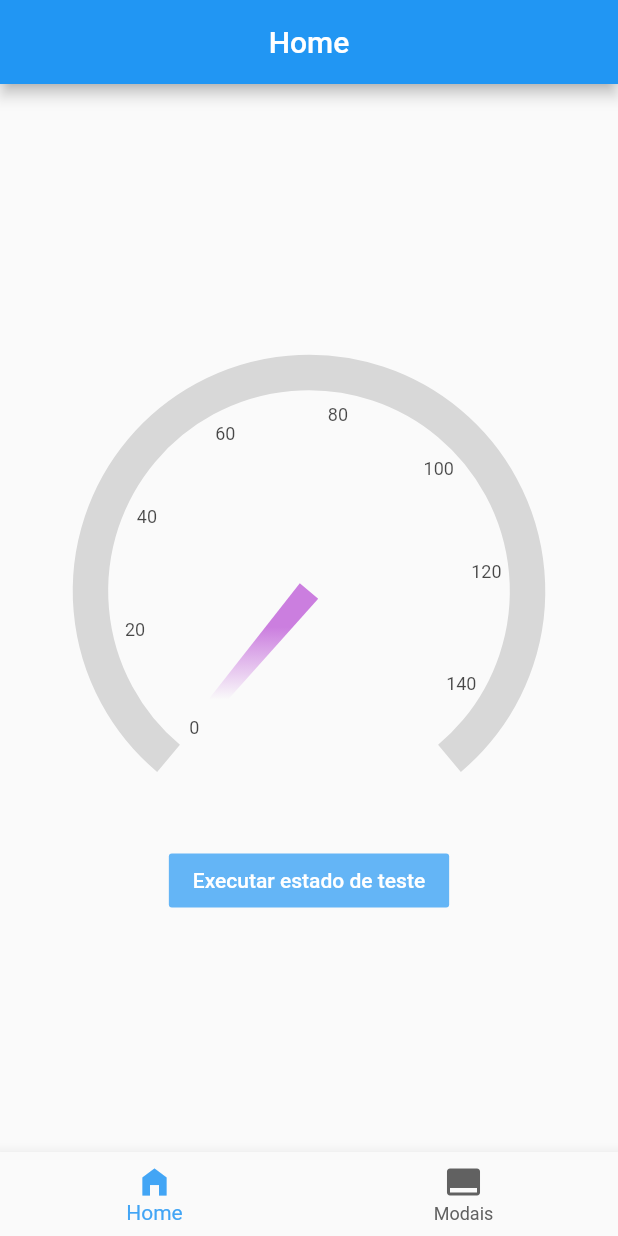
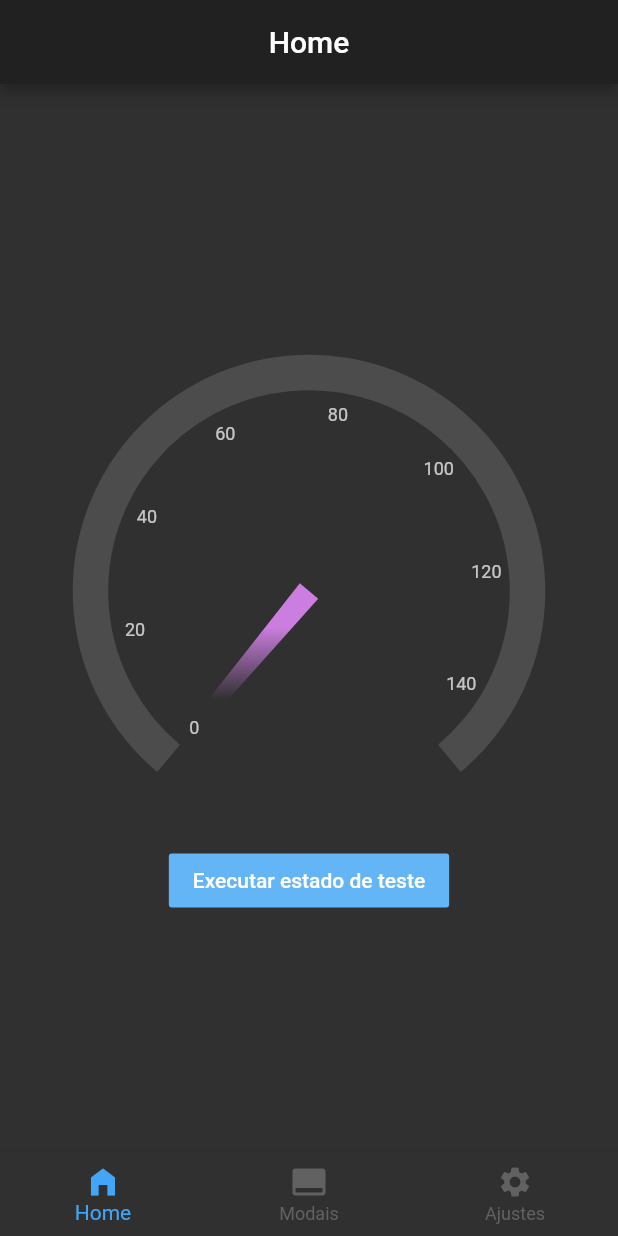
Before and after one commit to JonatasDantas/flutter-speedtest, a Flutter app: the screen it shows after launch, on a phone screen of 412 x 824 dp. Run offline on Flutter 3.47's test engine with Material 2 defaults, Android fonts, the light colour scheme and no system bars; drawn by our look-alikes of syncfusion_flutter_gauges; our stand-ins replace flutter_bloc.

Commit message:
Using dark theme based on state

```diff
--- a/lib/main.dart
+++ b/lib/main.dart
@@ -1,7 +1,7 @@
 import 'package:flutter/material.dart';
 import 'package:flutter_bloc/flutter_bloc.dart';
 import 'package:flutter_speedtest_poc/models/speedtest.dart';
-import 'package:flutter_speedtest_poc/pages/lifecycle_manager.dart';
+import 'package:flutter_speedtest_poc/models/theme.dart';
 import 'package:flutter_speedtest_poc/pages/tabs.dart';
 
 void main() {
@@ -11,14 +11,27 @@ void main() {
 class SpeedTestApp extends StatelessWidget {
   @override
   Widget build(BuildContext context) {
-    return BlocProvider(
-      create: (context) => SpeedTestCubit(),
-      child: LifeCycleManager(
-        child: MaterialApp(
-          theme: ThemeData.light(),
+    return MultiBlocProvider(
+      providers: [
+        BlocProvider(
+          create: (context) => SpeedTestCubit(),
+        ),
+        BlocProvider(
+          create: (context) => ThemeCubit(),
+        ),
+      ],
+      child: buildMaterialApp(),
+    );
+  }
+
+  BlocBuilder<ThemeCubit, ThemeData> buildMaterialApp() {
+    return BlocBuilder<ThemeCubit, ThemeData>(
+      builder: (context, state) {
+        return MaterialApp(
+          theme: state,
           home: TabsPage(),
-        ),
-      ),
+        );
+      },
     );
   }
 }
--- /dev/null
+++ b/lib/models/theme.dart
@@ -0,0 +1,11 @@
+import 'package:flutter/material.dart';
+import 'package:flutter_bloc/flutter_bloc.dart';
+
+class ThemeCubit extends Cubit<ThemeData> {
+  ThemeCubit() : super(ThemeData.dark());
+
+  void setLightTheme() => emit(ThemeData.light());
+  void setDarkTheme() => emit(ThemeData.dark());
+  void toggleTheme() => state == ThemeData.light() ? setDarkTheme() : setLightTheme();
+
+}
--- a/lib/pages/tabs.dart
+++ b/lib/pages/tabs.dart
@@ -4,6 +4,7 @@ import 'package:flutter_speedtest_poc/components/platform_dialog.dart';
 import 'package:flutter_speedtest_poc/models/speedtest.dart';
 import 'package:flutter_speedtest_poc/pages/dashboard/dashboard.dart';
 import 'package:flutter_speedtest_poc/pages/dialogs/dialogs.dart';
+import 'package:flutter_speedtest_poc/pages/settings/settings.dart';
 
 class TabsPage extends StatefulWidget {
   @override
@@ -27,6 +28,13 @@ class _TabsPageState extends State<TabsPage> {
         label: "Modais",
       ),
       widget: DialogsView(),
+    ),
+    TabBarItem(
+      navigationItem: BottomNavigationBarItem(
+        icon: Icon(Icons.settings),
+        label: "Ajustes",
+      ),
+      widget: SettingsContainer(),
     ),
   ];
 
```
Also changed, not shown: lib/pages/settings/settings.dart (added, +43 -0 lines), 1 other file.
